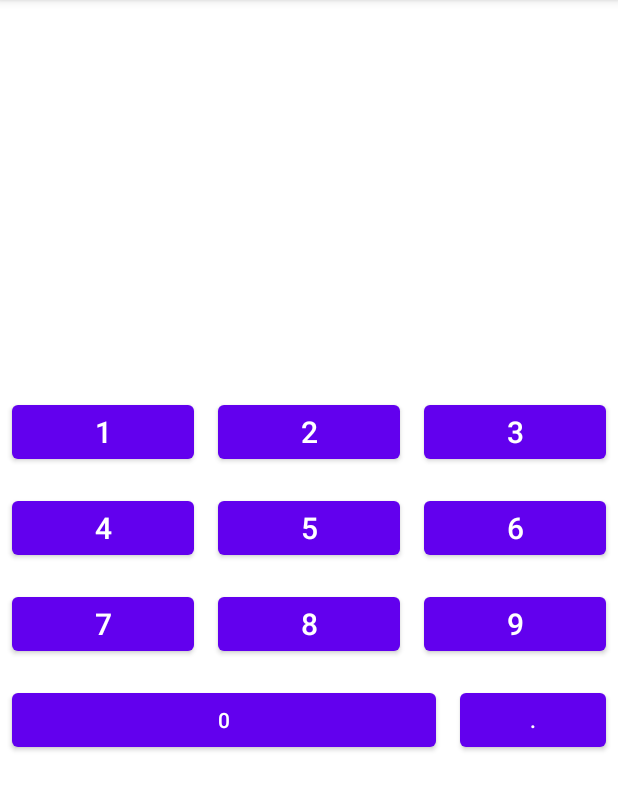
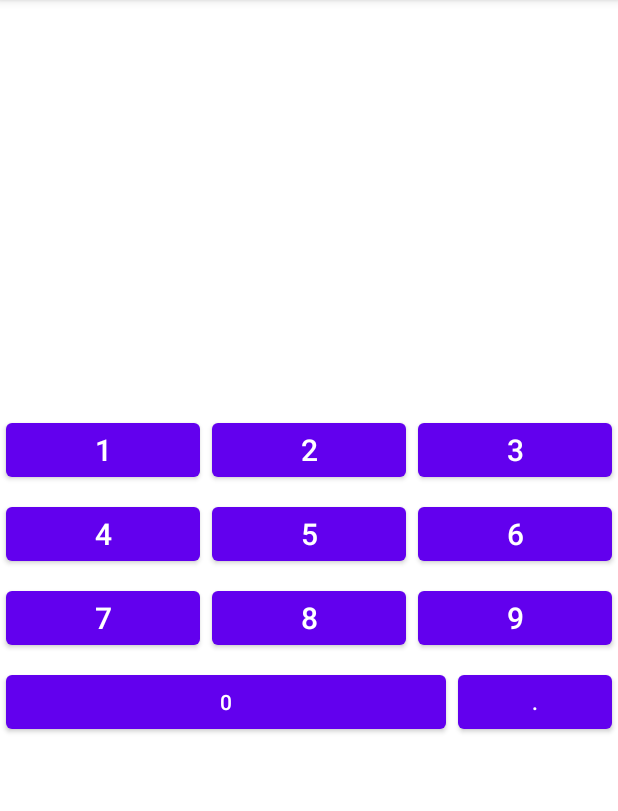
Before and after one commit to DenZar112/Lesson-3, an Android app: the screen it shows after launch (MainActivity), on a phone screen of 412 x 824 dp, the part 84-895 px from its top. Run offline under Robolectric (Android 15) with nearby library versions, the phone set to English and light mode, and no system bars.

Commit message:
Calculator_v.1_Table

```diff
--- a/app/src/main/res/layout/activity_main_linear.xml
+++ b/app/src/main/res/layout/activity_main_linear.xml
@@ -15,7 +15,7 @@
         android:orientation="horizontal">
 
         <Button
-            android:layout_margin="8dp"
+            android:layout_margin="@dimen/button_margin"
             android:layout_weight="1"
             android:id="@+id/button"
             android:layout_width="wrap_content"
@@ -24,7 +24,7 @@
             android:textSize="@dimen/number_text_size" />
 
         <Button
-            android:layout_margin="8dp"
+            android:layout_margin="@dimen/button_margin"
             android:layout_weight="1"
             android:id="@+id/button2"
             android:layout_width="wrap_content"
@@ -33,7 +33,7 @@
             android:textSize="@dimen/number_text_size" />
 
         <Button
-            android:layout_margin="8dp"
+            android:layout_margin="@dimen/button_margin"
             android:layout_weight="1"
             android:id="@+id/button3"
             android:layout_width="wrap_content"
@@ -49,7 +49,7 @@
         android:orientation="horizontal">
 
         <Button
-            android:layout_margin="8dp"
+            android:layout_margin="@dimen/button_margin"
             android:layout_weight="1"
             android:id="@+id/button4"
             android:layout_width="wrap_content"
@@ -58,7 +58,7 @@
             android:textSize="@dimen/number_text_size" />
 
         <Button
-            android:layout_margin="8dp"
+            android:layout_margin="@dimen/button_margin"
             android:layout_weight="1"
             android:id="@+id/button5"
             android:layout_width="wrap_content"
@@ -67,7 +67,7 @@
             android:textSize="@dimen/number_text_size" />
 
         <Button
-            android:layout_margin="8dp"
+            android:layout_margin="@dimen/button_margin"
             android:layout_weight="1"
             android:id="@+id/button6"
             android:layout_width="wrap_content"
@@ -82,7 +82,7 @@
         android:orientation="horizontal">
 
         <Button
-            android:layout_margin="8dp"
+            android:layout_margin="@dimen/button_margin"
             android:layout_weight="1"
             android:id="@+id/button7"
             android:layout_width="wrap_content"
@@ -91,7 +91,7 @@
             android:textSize="@dimen/number_text_size" />
 
         <Button
-            android:layout_margin="8dp"
+            android:layout_margin="@dimen/button_margin"
             android:layout_weight="1"
             android:id="@+id/button8"
             android:layout_width="wrap_content"
@@ -100,7 +100,7 @@
             android:textSize="@dimen/number_text_size" />
 
         <Button
-            android:layout_margin="8dp"
+            android:layout_margin="@dimen/button_margin"
             android:layout_weight="1"
             android:id="@+id/button9"
             android:layout_width="wrap_content"
@@ -116,7 +116,7 @@
         android:orientation="horizontal">
 
         <Button
-            android:layout_margin="8dp"
+            android:layout_margin="@dimen/button_margin"
             android:id="@+id/button10"
             android:layout_width="wrap_content"
             android:layout_height="wrap_content"
@@ -124,7 +124,7 @@
             android:text="@string/_0" />
 
         <Button
-            android:layout_margin="8dp"
+            android:layout_margin="@dimen/button_margin"
             android:id="@+id/button11"
             android:layout_width="0sp"
             android:layout_height="wrap_content"
--- a/app/src/main/res/values/dimens.xml
+++ b/app/src/main/res/values/dimens.xml
@@ -1,4 +1,5 @@
 <?xml version="1.0" encoding="utf-8"?>
 <resources>
     <dimen name="number_text_size">20sp</dimen>
+    <dimen name="button_margin">4dp</dimen>
 </resources>
```
Also changed, not shown: app/src/main/res/layout/activity_main_table.xml (added, +93 -0 lines).
